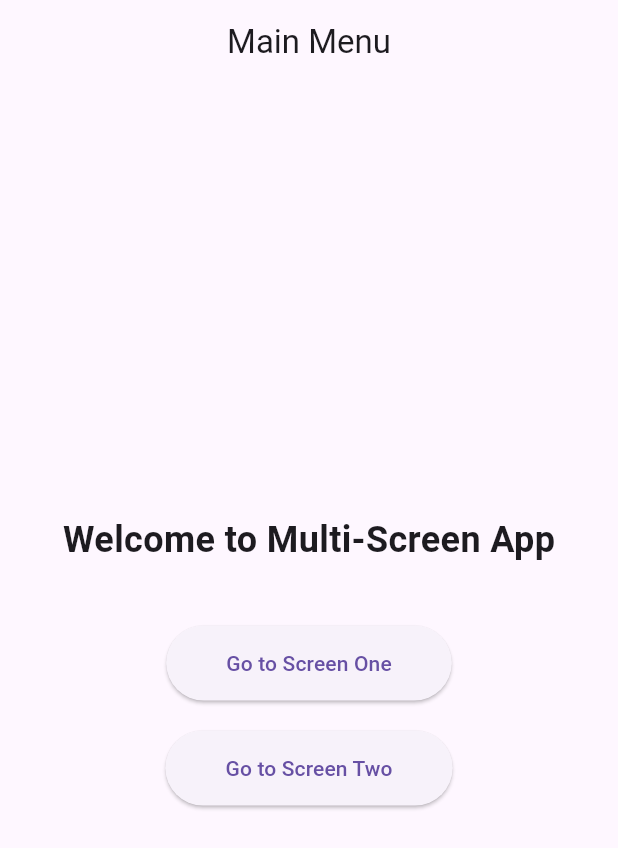
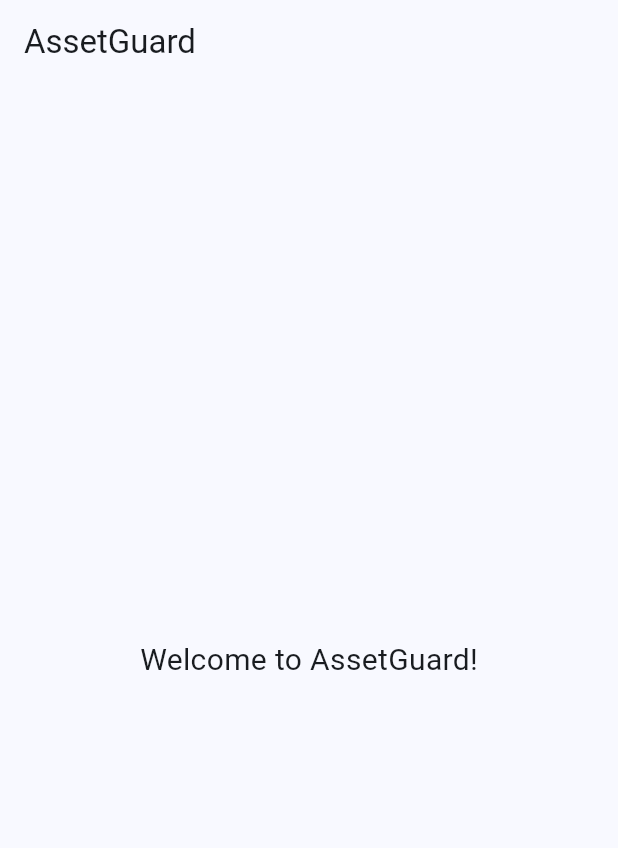
Before and after one commit to ShaneannX/AssertGuard_app, a Flutter app: the screen it shows after launch, on a phone screen of 412 x 824 dp. Shown: the top 848 px of the screen. Run offline on Flutter 3.47's test engine with Material 3 defaults, Android fonts, the phone set to English and light mode, and no system bars; our stand-ins replace drift; accounts and stored records are empty; generated files the repository leaves out were written again.

Commit message:
Created local databse with SQLite and added basic format for front end

```diff
--- /dev/null
+++ b/assetguard_app/lib/app.dart
@@ -0,0 +1,18 @@
+import 'package:flutter/material.dart';
+import 'screens/home_screen.dart';
+
+class AssetGuardApp extends StatelessWidget {
+  const AssetGuardApp({super.key});
+
+  @override
+  Widget build(BuildContext context) {
+    return MaterialApp(
+      title: 'AssetGuard',
+      theme: ThemeData(
+        colorScheme: ColorScheme.fromSeed(seedColor: Colors.blue),
+        useMaterial3: true,
+      ),
+      home: const HomeScreen(),
+    );
+  }
+}
--- a/assetguard_app/lib/main.dart
+++ b/assetguard_app/lib/main.dart
@@ -1,64 +1,6 @@
 import 'package:flutter/material.dart';
+import 'app.dart';
 
 void main() {
-  runApp(const MyApp());
+  runApp(const AssetGuardApp());
 }
-
-class MyApp extends StatelessWidget {
-  const MyApp({Key? key}) : super(key: key);
-  @override
-  Widget build(BuildContext context) {
-    return MaterialApp(
-      title: 'Menu Navigation App',
-      theme: ThemeData(primarySwatch: Colors.teal),
-      home: const MenuScreen(),
-    );
-  }
-}
-
-class MenuScreen extends StatelessWidget {
-  const MenuScreen({Key? key}) : super(key: key);
-  @override
-  Widget build(BuildContext context) {
-    return Scaffold(
-      appBar: AppBar(title: const Text('Main Menu'), centerTitle: true),
-      body: Center(
-        child: Column(
-          mainAxisAlignment: MainAxisAlignment.center,
-          children: [
-            const Text(
-              'Welcome to Multi-Screen App',
-              style: TextStyle(fontSize: 24, fontWeight: FontWeight.bold),
-            ),
-            const SizedBox(height: 40),
-            ElevatedButton(
-              onPressed: () {
-                // TODO: Navigate to Screen One
-              },
-              child: const Text('Go to Screen One'),
-              style: ElevatedButton.styleFrom(
-                padding: const EdgeInsets.symmetric(
-                  horizontal: 40,
-                  vertical: 15,
-                ),
-              ),
-            ),
-            const SizedBox(height: 20),
-            ElevatedButton(
-              onPressed: () {
-                // TODO: Navigate to Screen Two
-              },
-              child: const Text('Go to Screen Two'),
-              style: ElevatedButton.styleFrom(
-                padding: const EdgeInsets.symmetric(
-                  horizontal: 40,
-                  vertical: 15,
-                ),
-              ),
-            ),
-          ],
-        ),
-      ),
-    );
-  }
-}
--- /dev/null
+++ b/assetguard_app/lib/screens/home_screen.dart
@@ -0,0 +1,20 @@
+import 'package:flutter/material.dart';
+
+class HomeScreen extends StatelessWidget {
+  const HomeScreen({super.key});
+
+  @override
+  Widget build(BuildContext context) {
+    return Scaffold(
+      appBar: AppBar(
+        title: const Text('AssetGuard'),
+      ),
+      body: const Center(
+        child: Text(
+          'Welcome to AssetGuard!',
+          style: TextStyle(fontSize: 20),
+        ),
+      ),
+    );
+  }
+}
```
